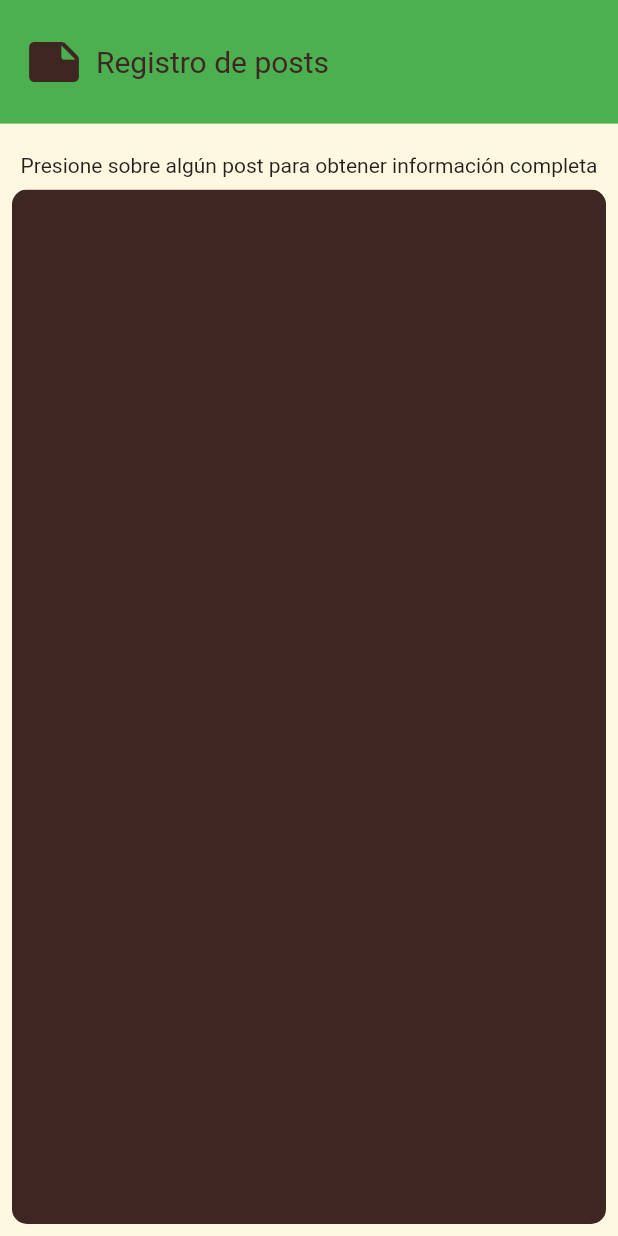
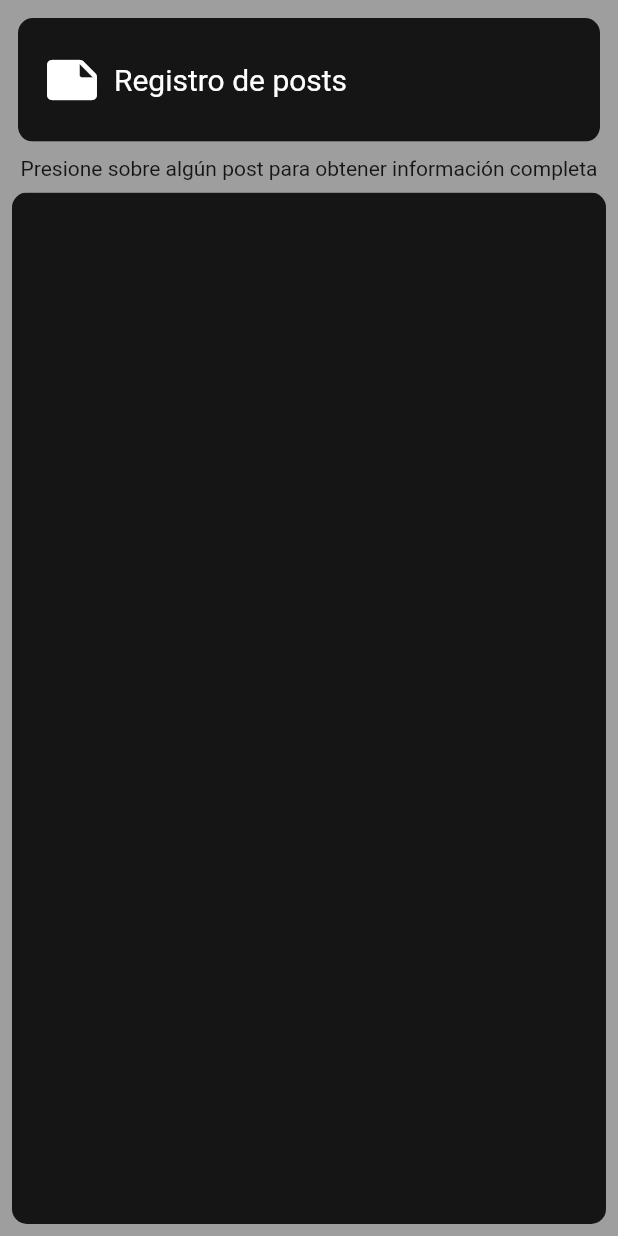
Before and after one commit to mecamon/registro-de-posts, a Flutter app: the Data screen opened by its route, on a phone screen of 412 x 824 dp. Run offline on Flutter 3.47's test engine with Material 2 defaults, Android fonts, the phone set to English and light mode, and no system bars; our stand-ins replace bloc, equatable, flutter_bloc, flutter_spinkit.

Commit message:
Colors changed

```diff
--- a/lib/presentation/pages/data_page.dart
+++ b/lib/presentation/pages/data_page.dart
@@ -16,16 +16,19 @@ class _DataState extends State<Data> {
   @override
   Widget build(BuildContext context) {
     return Scaffold(
-      backgroundColor: Colors.amber[50],
+      backgroundColor: Colors.grey,
       body: SafeArea(
         child: Column(
           crossAxisAlignment: CrossAxisAlignment.center,
+          mainAxisAlignment: MainAxisAlignment.center,
           children: [
             TitleBar(title: 'Registro de posts'),
             Padding(
-              padding: const EdgeInsets.only(top: 20.0),
+              padding: const EdgeInsets.only(top: 10.0),
               child: Text(
-                  'Presione sobre algún post para obtener información completa'),
+                'Presione sobre algún post para obtener información completa',
+                textAlign: TextAlign.center,
+              ),
             ),
             Expanded(
               child: Padding(
@@ -33,14 +36,19 @@ class _DataState extends State<Data> {
                 child: ClipRRect(
                   borderRadius: BorderRadius.circular(10),
                   child: Container(
-                    color: Colors.brown[900],
+                    color: Colors.black87,
                     width: double.infinity,
                     height: double.infinity,
                     child: BlocBuilder<CompleteInfoBloc, CompleteInfoState>(
                       builder: (context, state) {
-                        return ListView(
-                            padding: EdgeInsets.fromLTRB(15, 15, 15, 15),
-                            children: createMiniPosts(state.completeInfoList));
+                        return Scrollbar(
+                          isAlwaysShown: true,
+                          thickness: 50,
+                          child: ListView(
+                              padding: EdgeInsets.fromLTRB(15, 15, 15, 15),
+                              children:
+                                  createMiniPosts(state.completeInfoList)),
+                        );
                       },
                     ),
                   ),
--- a/lib/presentation/pages/selected_post_page.dart
+++ b/lib/presentation/pages/selected_post_page.dart
@@ -27,7 +27,7 @@ class _SelectedPostState extends State<SelectedPost> {
                 child: ClipRRect(
                   borderRadius: BorderRadius.circular(10),
                   child: Container(
-                    color: Colors.brown[900],
+                    color: Colors.black87,
                     width: double.infinity,
                     height: double.infinity,
                     child: Padding(
--- a/lib/presentation/widgets/title_bar.dart
+++ b/lib/presentation/widgets/title_bar.dart
@@ -1,4 +1,5 @@
 import 'package:flutter/material.dart';
+import 'package:registro_de_posts/utils/constants.dart';
 
 class TitleBar extends StatelessWidget {
 
@@ -11,7 +12,11 @@ class TitleBar extends StatelessWidget {
 
   @override
   Widget build(BuildContext context) {
-    return Container(
+    return Padding(
+      padding: const EdgeInsets.fromLTRB(12, 12, 12, 0),
+      child: ClipRRect(
+        borderRadius: BorderRadius.circular(10),
+              child: Container(
           child: Padding(
             padding: const EdgeInsets.only(left: 16.0),
             child: Row(
@@ -21,19 +26,21 @@ class TitleBar extends StatelessWidget {
                   child: Icon(
                     Icons.note_rounded,
                     size: 40,
-                color: Colors.brown[900],
+                    color: Colors.white,
                   ),
                 ),
                 Text(
                   title,
-              style: TextStyle(fontSize: 20, color: Colors.brown[900]),
+                  style: kTitleTextStyle,
                 )
               ],
             ),
           ),
-      color: Colors.green[500],
+          color: Colors.black87,
           width: double.infinity,
           height: MediaQuery.of(context).size.height * 0.10,
+        ),
+      ),
     );
   }
 }
--- a/lib/utils/constants.dart
+++ b/lib/utils/constants.dart
@@ -26,5 +26,5 @@ const kPostBodyHead = TextStyle(
 
 const kTitleTextStyle = TextStyle(
   fontSize: 20,
-  color: Colors.black87
+  color: Colors.white
 );
```
Lines whose indentation alone changed are shown as unchanged.
